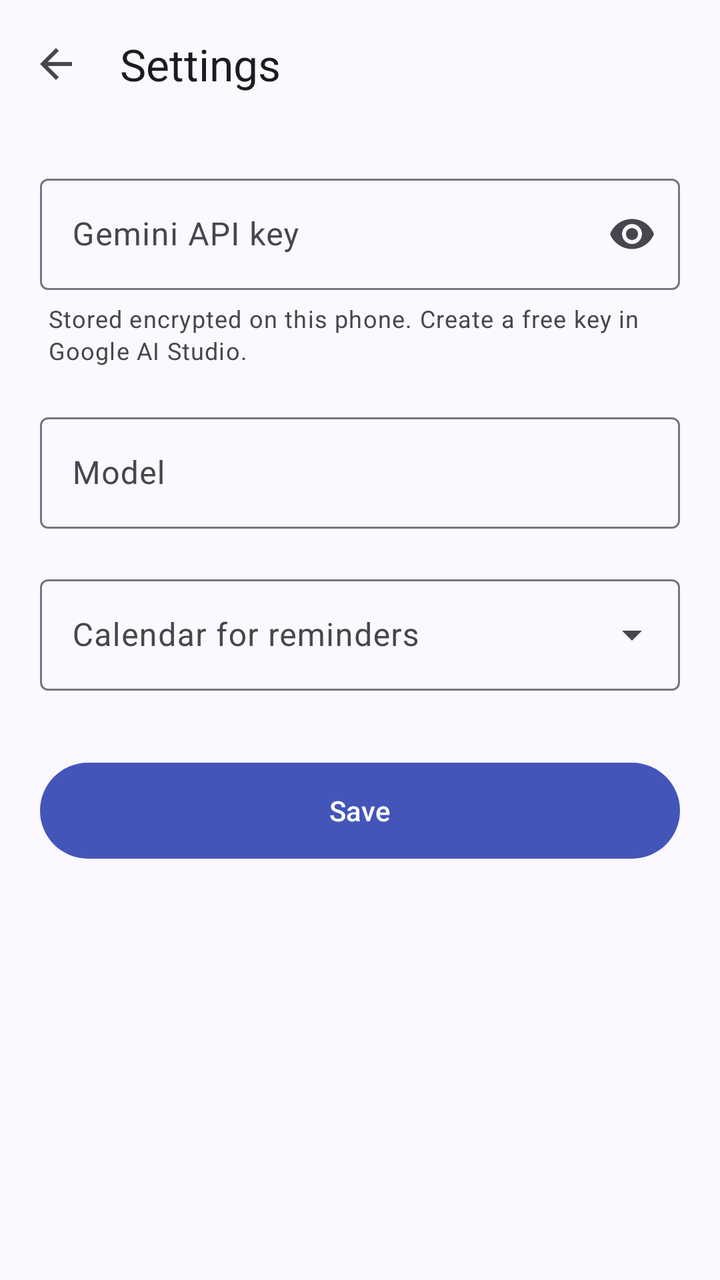
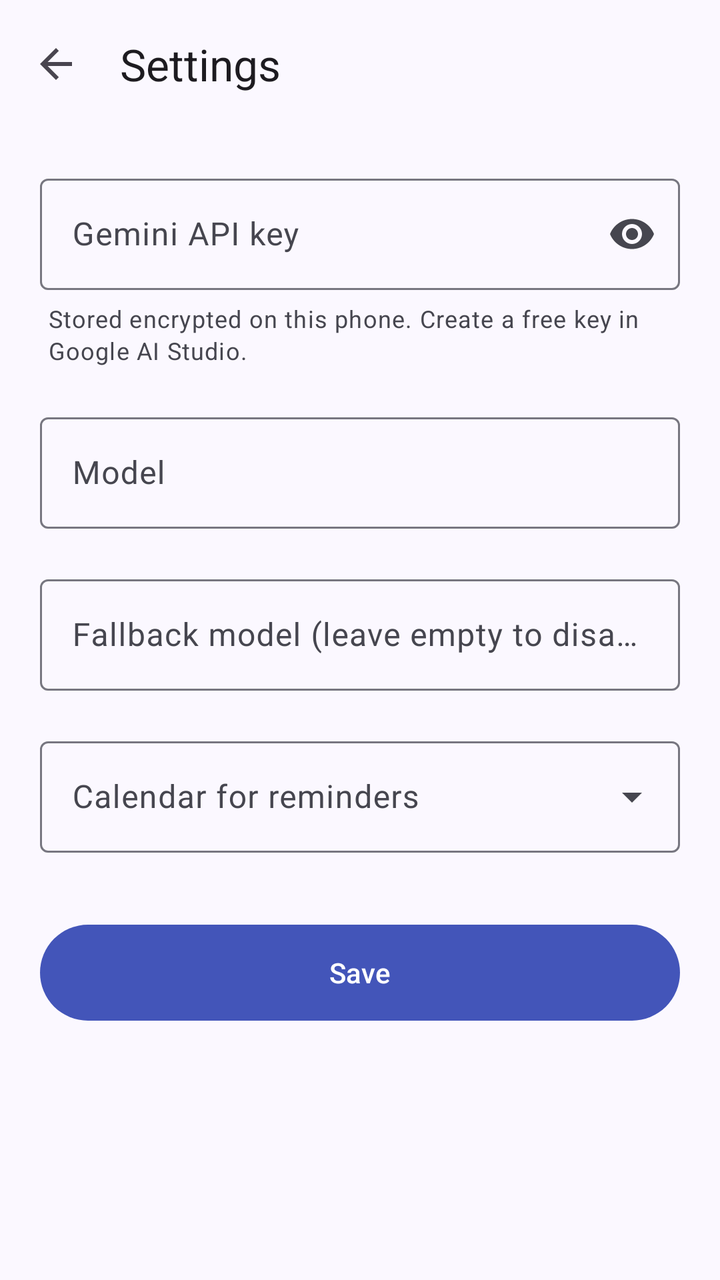

Before-and-after screenshots of an Android layout around one commit, followed by the original layout XML and the change that was made.
<!-- AndroidManifest.xml: application theme Theme.Aide -->
<!-- res/layout/activity_settings.xml -->
<?xml version="1.0" encoding="utf-8"?>
<LinearLayout xmlns:android="http://schemas.android.com/apk/res/android"
    xmlns:app="http://schemas.android.com/apk/res-auto"
    android:id="@+id/root"
    android:layout_width="match_parent"
    android:layout_height="match_parent"
    android:background="?attr/colorSurface"
    android:orientation="vertical">

    <com.google.android.material.appbar.MaterialToolbar
        android:id="@+id/toolbar"
        android:layout_width="match_parent"
        android:layout_height="?attr/actionBarSize"
        android:background="?attr/colorSurface"
        app:navigationIcon="@drawable/ic_back"
        app:title="Settings" />

    <ScrollView
        android:layout_width="match_parent"
        android:layout_height="0dp"
        android:layout_weight="1"
        android:clipToPadding="false">

        <LinearLayout
            android:layout_width="match_parent"
            android:layout_height="wrap_content"
            android:orientation="vertical"
            android:padding="20dp">

            <com.google.android.material.textfield.TextInputLayout
                style="@style/Widget.Material3.TextInputLayout.OutlinedBox"
                android:layout_width="match_parent"
                android:layout_height="wrap_content"
                android:hint="Gemini API key"
                app:endIconMode="password_toggle">

                <com.google.android.material.textfield.TextInputEditText
                    android:id="@+id/key"
                    android:layout_width="match_parent"
                    android:layout_height="wrap_content"
                    android:inputType="textPassword" />
            </com.google.android.material.textfield.TextInputLayout>

            <TextView
                android:layout_width="match_parent"
                android:layout_height="wrap_content"
                android:layout_marginStart="4dp"
                android:layout_marginTop="6dp"
                android:text="Stored encrypted on this phone. Create a free key in Google AI Studio."
                android:textAppearance="?attr/textAppearanceBodySmall"
                android:textColor="?attr/colorOnSurfaceVariant" />

            <com.google.android.material.textfield.TextInputLayout
                style="@style/Widget.Material3.TextInputLayout.OutlinedBox"
                android:layout_width="match_parent"
                android:layout_height="wrap_content"
                android:layout_marginTop="20dp"
                android:hint="Model">

                <com.google.android.material.textfield.TextInputEditText
                    android:id="@+id/model"
                    android:layout_width="match_parent"
                    android:layout_height="wrap_content"
                    android:inputType="text" />
            </com.google.android.material.textfield.TextInputLayout>

            <com.google.android.material.textfield.TextInputLayout
                style="@style/Widget.Material3.TextInputLayout.OutlinedBox.ExposedDropdownMenu"
                android:layout_width="match_parent"
                android:layout_height="wrap_content"
                android:layout_marginTop="20dp"
                android:hint="Calendar for reminders">

                <com.google.android.material.textfield.MaterialAutoCompleteTextView
                    android:id="@+id/calendar"
                    android:layout_width="match_parent"
                    android:layout_height="wrap_content"
                    android:inputType="none" />
            </com.google.android.material.textfield.TextInputLayout>

            <Button
                android:id="@+id/btn_save"
                android:layout_width="match_parent"
                android:layout_height="56dp"
                android:layout_marginTop="32dp"
                android:text="Save" />
        </LinearLayout>
    </ScrollView>
</LinearLayout>
<!-- resources referenced by this layout -->
<resources>
  <!-- drawable ic_back (drawable) -->
  <vector xmlns:android="http://schemas.android.com/apk/res/android"
      android:width="24dp"
      android:height="24dp"
      android:tint="?attr/colorControlNormal"
      android:viewportWidth="24"
      android:viewportHeight="24">
      <path
          android:fillColor="#FF000000"
          android:pathData="M20,11H7.83l5.59,-5.59L12,4l-8,8 8,8 1.41,-1.41L7.83,13H20v-2z" />
  </vector>
  <style name="Theme.Aide" parent="Theme.Material3.DayNight.NoActionBar">
          <item name="colorPrimary">@color/primary</item>
          <item name="colorOnPrimary">@color/on_primary</item>
          <item name="colorPrimaryContainer">@color/primary_container</item>
          <item name="colorOnPrimaryContainer">@color/on_primary_container</item>
          <item name="colorSecondaryContainer">@color/secondary_container</item>
          <item name="colorOnSecondaryContainer">@color/on_secondary_container</item>
          <item name="colorSurface">@color/surface</item>
          <item name="colorOnSurface">@color/on_surface</item>
          <item name="colorSurfaceVariant">@color/surface_variant</item>
          <item name="colorOnSurfaceVariant">@color/on_surface_variant</item>
          <item name="colorOutline">@color/outline</item>
          <item name="colorSurfaceContainer">@color/surface_container</item>
          <item name="android:colorBackground">@color/surface</item>
          <item name="android:windowBackground">@color/surface</item>
      </style>
  <color name="primary">#4355B9</color>
  <color name="on_primary">#FFFFFF</color>
  <color name="primary_container">#DEE0FF</color>
  <color name="on_primary_container">#00105C</color>
  <color name="secondary_container">#E1E0F9</color>
  <color name="on_secondary_container">#191A2C</color>
  <color name="surface">#FBF8FF</color>
  <color name="on_surface">#1B1B21</color>
  <color name="surface_variant">#E3E1EC</color>
  <color name="on_surface_variant">#46464F</color>
  <color name="outline">#777680</color>
  <color name="surface_container">#EFEDF4</color>
</resources>

<!-- the commit's change to res/layout/activity_settings.xml (unified diff, before → after) -->
@@ -65,6 +65,20 @@
             </com.google.android.material.textfield.TextInputLayout>
 
             <com.google.android.material.textfield.TextInputLayout
+                style="@style/Widget.Material3.TextInputLayout.OutlinedBox"
+                android:layout_width="match_parent"
+                android:layout_height="wrap_content"
+                android:layout_marginTop="20dp"
+                android:hint="Fallback model (leave empty to disable)">
+
+                <com.google.android.material.textfield.TextInputEditText
+                    android:id="@+id/fallback"
+                    android:layout_width="match_parent"
+                    android:layout_height="wrap_content"
+                    android:inputType="text" />
+            </com.google.android.material.textfield.TextInputLayout>
+
+            <com.google.android.material.textfield.TextInputLayout
                 style="@style/Widget.Material3.TextInputLayout.OutlinedBox.ExposedDropdownMenu"
                 android:layout_width="match_parent"
                 android:layout_height="wrap_content"
